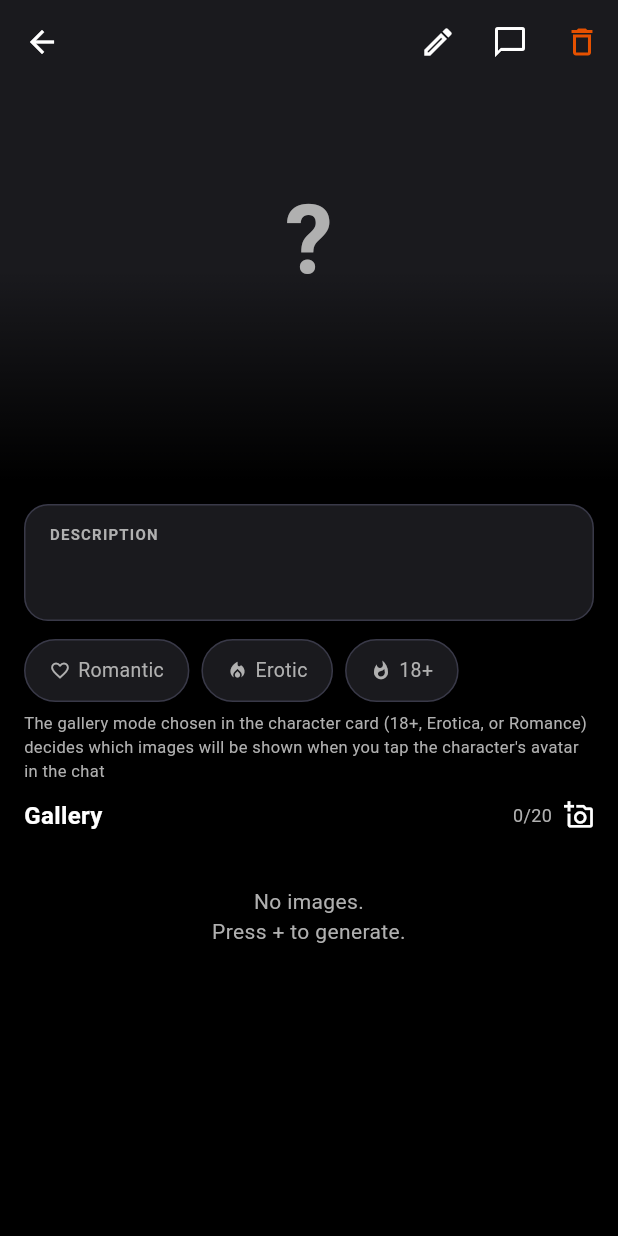
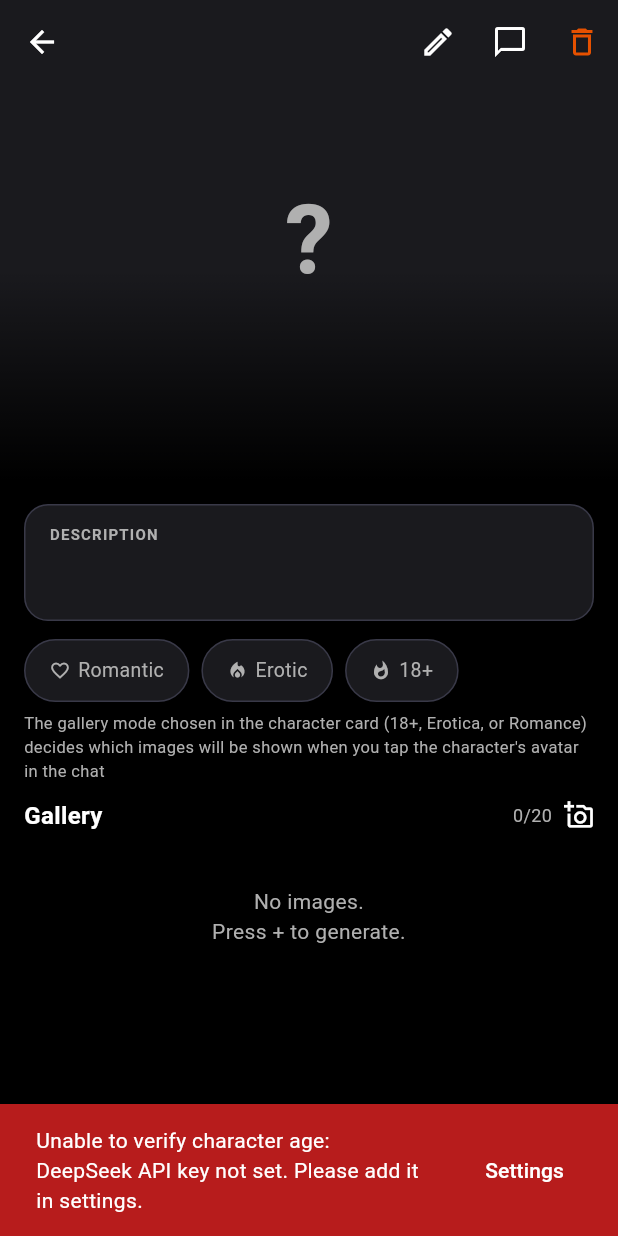
Before and after one commit to sart33/nsfw_flutter_ai_chat, a Flutter app: the PersonaViewScreen screen opened directly with empty values, after a tap on the "add a photo" icon, on a phone screen of 412 x 824 dp. Run offline on Flutter 3.47's test engine with Material 3 defaults, Android fonts, the phone set to English and light mode, and no system bars; our stand-ins replace dio, flutter_native_splash, flutter_riverpod, flutter_secure_storage, fluttertoast, image_cropper and 5 more; accounts and stored records are empty; generated files the repository leaves out were written again.

Commit message:
fix: unified network error handling across DeepSeek and Novita

```diff
--- a/lib/core/services/prompt_cleaner_service.dart
+++ b/lib/core/services/prompt_cleaner_service.dart
@@ -144,6 +144,9 @@ Return only this JSON, nothing else:
         office:     office,
       );
     } catch (e) {
+        if (e is SocketException || e is http.ClientException) {
+          throw const NetworkException();
+        }
       debugPrint('[PromptCleanerService] Error: $e');
       throw const DeepSeekApiException('parse_error');
       // AppSnackBar.showErrorWithLang(
@@ -267,15 +270,11 @@ Important:
       );
 
     } catch (e) {
-
+      if (e is SocketException || e is http.ClientException) {
+        throw const NetworkException();
+      }
       if (e is DeepSeekApiException) rethrow;
-      if (e is SocketException || e is http.ClientException) {
-        debugPrint('[PromptCleanerService] $e');
-
-        throw const DeepSeekApiException('network_error');
-
-      }
-      throw const DeepSeekApiException('invalid_response');
+     throw const DeepSeekApiException('invalid_response');
     }
     }
   }
--- a/lib/domain/exceptions/app_exceptions.dart
+++ b/lib/domain/exceptions/app_exceptions.dart
@@ -14,6 +14,13 @@ class AppException implements Exception {
   String toString() => '$runtimeType: ${technicalMessage ?? '(no details)'}';
 }
 
+class NetworkException implements AppException {
+  const NetworkException();
+
+  @override
+
+  String? get technicalMessage => throw UnimplementedError();
+}
 /// Thrown when loading chat history from the database fails.
 class HistoryException extends AppException {
   const HistoryException([super.technicalMessage]);
@@ -64,8 +71,11 @@ abstract interface class GalleryException implements Exception {
 }
 
 /// Thrown when age verification fails.
-class AgeVerificationException extends AppException implements GalleryException {
-  const AgeVerificationException() : super('age_verification_failed');
+///
+enum AgeCheckFailReason { conflict, missing }
+class AgeVerificationException extends AppException {
+  final AgeCheckFailReason reason;
+  const AgeVerificationException(this.reason) : super('age_verification_failed');
   @override
   String get technicalMessage => 'age_verification_failed';
 }
--- a/lib/l10n/app_en.arb
+++ b/lib/l10n/app_en.arb
@@ -175,15 +175,19 @@
   "multi_1_behavior": "You play two girls: bold Natasha and shy Anna. Alternate their lines — they talk to each other and to the user, occasionally flirting. Natasha leads and teases, Anna blushes and follows. 'Describe everything in detail in English.",
   "noApiKeyMessage": "To start chatting, you need a DeepSeek API key. Takes 1–2 minutes.",
   "noApiKeyAction": "Add key",
+
   "errorDeepSeekKeyInvalid": "DeepSeek key is invalid. Please update it in settings.",
   "errorDeepSeekNotSet": "DeepSeek key not set. Please add it in settings.",
   "errorDeepSeekInsufficientBalance": "Insufficient balance on DeepSeek account. Please top up.",
+  "errorDeepseekServiceUnavailable": "DeepSeek service is temporarily unavailable. Please try again later.",
   "errorNovitaKeyInvalid": "Novita key is invalid. Please update it in settings.",
   "errorNovitaKeyNotSet": "Novita key not set. Please add it in settings.",
   "errorNovitaInsufficientBalance": "Insufficient balance on Novita account. Please top up.",
+
   "errorApiKeyInvalid": "API key is invalid. Please update it in settings.",
   "errorConnectionFailed": "Connection error. Check your internet.",
   "errorImageGeneration": "Image generation failed. Please try again.",
+
   "aboutAppTitle": "About the App",
   "aboutTitle": "🧠 About the App",
   "aboutAppName": "Uncensored AI Roleplay Chat",
@@ -381,8 +385,10 @@
   "personaNotValidatedKeyNotSet": "Unable to verify character age: DeepSeek API key not set. Please add it in settings.",
   "personaNotValidatedKeyInvalid": "Unable to verify character age: invalid DeepSeek API key. Please update it in settings.",
   "personaNotValidatedNoBalance": "Unable to verify character age: insufficient DeepSeek balance. Please top up.",
+  "personaNotValidatedDeepseekUnavailable": "Unable to verify character age: DeepSeek service is temporarily unavailable. Please try again later.",
   "personaNotValidatedGeneric": "Unable to verify character age: validation unavailable.",
   "personaNotValidatedNetworkError": "Unable to verify character age: network error. Please check your internet connection and try again.",
+  "networkError": "Network error.Please check your internet connection and try again.",
 
   "verifyingPersona": "Verifying character...",
   "preparingPrompts": "Preparing prompts...",
@@ -397,5 +403,6 @@
     }
   },
   "profile": "Profile",
-  "ageNotVerified": "Age not verified"
+  "ageNotVerified": "Age not verified",
+  "personaAgeMissing": "Please specify the character's age (e.g. \"28 years old\")."
 }
--- a/lib/l10n/app_es.arb
+++ b/lib/l10n/app_es.arb
@@ -186,6 +186,7 @@
   "errorDeepSeekKeyInvalid": "La clave de DeepSeek no es válida. Por favor, actualízala en configuración.",
   "errorDeepSeekNotSet": "La clave de DeepSeek no está configurada. Por favor, añádela en configuración.",
   "errorDeepSeekInsufficientBalance": "Saldo insuficiente en la cuenta de DeepSeek. Por favor, recarga.",
+  "errorDeepseekServiceUnavailable": "El servicio de DeepSeek no está disponible temporalmente. Intenta más tarde.",
   "errorNovitaKeyInvalid": "La clave de Novita no es válida. Por favor, actualízala en configuración.",
   "errorNovitaKeyNotSet": "La clave de Novita no está configurada. Por favor, añádela en configuración.",
   "errorNovitaInsufficientBalance": "Saldo insuficiente en la cuenta de Novita. Por favor, recarga.",
@@ -397,6 +398,7 @@
   "personaNotValidatedKeyNotSet": "No se pudo verificar la edad del personaje: la clave de API de DeepSeek no está configurada. Agrégala en la configuración.",
   "personaNotValidatedKeyInvalid": "No se pudo verificar la edad del personaje: la clave de API de DeepSeek no es válida. Actualízala en la configuración.",
   "personaNotValidatedNoBalance": "No se pudo verificar la edad del personaje: saldo insuficiente en DeepSeek. Recarga el saldo.",
+  "personaNotValidatedDeepseekUnavailable": "No se pudo verificar la edad del personaje: el servicio de DeepSeek no está disponible temporalmente. Intenta más tarde.",
   "personaNotValidatedGeneric": "No se pudo verificar la edad del personaje: validación no disponible.",
   "personaNotValidatedNetworkError": "No se pudo verificar la edad del personaje: error de conexión a internet. Verifica tu conexión e inténtalo de nuevo.",
 
@@ -413,5 +415,7 @@
     }
   },
   "profile": "Perfil",
-  "ageNotVerified": "Edad no verificada"
+  "ageNotVerified": "Edad no verificada",
+  "personaAgeMissing": "Especifica la edad del personaje (por ejemplo, \"28 años\")."
+
 }
--- a/lib/l10n/app_hi.arb
+++ b/lib/l10n/app_hi.arb
@@ -197,6 +197,7 @@
   "errorDeepSeekKeyInvalid": "DeepSeek key invalid है। कृपया settings में अपडेट करें।",
   "errorDeepSeekNotSet": "DeepSeek key सेट नहीं है। कृपया settings में जोड़ें।",
   "errorDeepSeekInsufficientBalance": "DeepSeek account में balance कम है। कृपया recharge करें।",
+  "errorDeepseekServiceUnavailable": "DeepSeek service temporarily unavailable. बाद में try करें.",
   "errorNovitaKeyInvalid": "Novita key invalid है। कृपया settings में अपडेट करें।",
   "errorNovitaKeyNotSet": "Novita key सेट नहीं है। कृपया settings में जोड़ें।",
   "errorNovitaInsufficientBalance": "Novita account में balance कम है। कृपया recharge करें।",
@@ -422,6 +423,7 @@
   "personaNotValidatedKeyNotSet": "Character age verify नहीं हो सका: DeepSeek API key set नहीं है. Settings में add करें.",
   "personaNotValidatedKeyInvalid": "Character age verify नहीं हो सका: DeepSeek API key invalid है. Settings में update करें.",
   "personaNotValidatedNoBalance": "Character age verify नहीं हो सका: DeepSeek balance insufficient है. Balance top up करें.",
+  "personaNotValidatedDeepseekUnavailable": "Character age verify नहीं हो सका: DeepSeek service temporarily unavailable. बाद में try करें.",
   "personaNotValidatedGeneric": "Character age verify नहीं हो सका: validation available नहीं है.",
   "personaNotValidatedNetworkError": "Character age verify नहीं हो सका: network error. Internet connection check करें और फिर से try करें.",
 
@@ -438,5 +440,8 @@
     }
   },
   "profile": "Profile",
-  "ageNotVerified": "Age verify नहीं"
+  "ageNotVerified": "Age verify नहीं",
+  "personaAgeMissing": "Character age specify करें (e.g. \"28 years old\")."
+
+
 }
--- a/lib/l10n/app_id.arb
+++ b/lib/l10n/app_id.arb
@@ -236,6 +236,7 @@
   "errorDeepSeekKeyInvalid": "Kunci DeepSeek tidak valid. Perbarui di pengaturan.",
   "errorDeepSeekNotSet": "Kunci DeepSeek belum diset. Tambahkan di pengaturan.",
   "errorDeepSeekInsufficientBalance": "Saldo DeepSeek tidak cukup. Silakan isi ulang.",
+  "errorDeepseekServiceUnavailable": "Layanan DeepSeek sedang tidak tersedia untuk sementara. Coba lagi nanti.",
   "errorNovitaKeyInvalid": "Kunci Novita tidak valid. Perbarui di pengaturan.",
   "errorNovitaKeyNotSet": "Kunci Novita belum diset. Tambahkan di pengaturan.",
   "errorNovitaInsufficientBalance": "Saldo Novita tidak cukup. Silakan isi ulang.",
@@ -490,6 +491,7 @@
   "personaNotValidatedKeyNotSet": "Tidak dapat memverifikasi usia karakter: kunci API DeepSeek belum diatur. Tambahkan di pengaturan.",
   "personaNotValidatedKeyInvalid": "Tidak dapat memverifikasi usia karakter: kunci API DeepSeek tidak valid. Perbarui di pengaturan.",
   "personaNotValidatedNoBalance": "Tidak dapat memverifikasi usia karakter: saldo DeepSeek tidak mencukupi. Isi ulang saldo.",
+  "personaNotValidatedDeepseekUnavailable": "Tidak dapat memverifikasi usia karakter: layanan DeepSeek sedang tidak tersedia untuk sementara. Coba lagi nanti.",
   "personaNotValidatedGeneric": "Tidak dapat memverifikasi usia karakter: validasi tidak tersedia.",
   "personaNotValidatedNetworkError": "Tidak dapat memverifikasi usia karakter: terjadi masalah pada koneksi internet. Periksa koneksi Anda dan coba lagi.",
 
@@ -506,5 +508,6 @@
     }
   },
   "profile": "Profil",
-  "ageNotVerified": "Usia belum diverifikasi"
+  "ageNotVerified": "Usia belum diverifikasi",
+  "personaAgeMissing": "Tentukan usia karakter (misalnya, \"28 tahun\")."
 }
--- a/lib/l10n/app_pt.arb
+++ b/lib/l10n/app_pt.arb
@@ -183,6 +183,8 @@
   "errorDeepSeekKeyInvalid": "A chave do DeepSeek é inválida. Atualize nas configurações.",
   "errorDeepSeekNotSet": "Chave do DeepSeek não definida. Adicione nas configurações.",
   "errorDeepSeekInsufficientBalance": "Saldo insuficiente na conta DeepSeek. Por favor, recarregue.",
+  "errorDeepseekServiceUnavailable": "O serviço do DeepSeek está temporariamente indisponível. Tente novamente mais tarde.",
+
   "errorNovitaKeyInvalid": "A chave do Novita é inválida. Atualize nas configurações.",
   "errorNovitaKeyNotSet": "Chave do Novita não definida. Adicione nas configurações.",
   "errorNovitaInsufficientBalance": "Saldo insuficiente na conta Novita. Por favor, recarregue.",
@@ -394,6 +396,7 @@
   "personaNotValidatedKeyNotSet": "Não foi possível verificar a idade do personagem: a chave da API do DeepSeek não está configurada. Adicione-a nas configurações.",
   "personaNotValidatedKeyInvalid": "Não foi possível verificar a idade do personagem: a chave da API do DeepSeek é inválida. Atualize-a nas configurações.",
   "personaNotValidatedNoBalance": "Não foi possível verificar a idade do personagem: saldo insuficiente no DeepSeek. Recarregue o saldo.",
+  "personaNotValidatedDeepseekUnavailable": "Não foi possível verificar a idade do personagem: o serviço do DeepSeek está temporariamente indisponível. Tente novamente mais tarde.",
   "personaNotValidatedGeneric": "Não foi possível verificar a idade do personagem: validação indisponível.",
   "personaNotValidatedNetworkError": "Não foi possível verificar a idade do personagem: erro de conexão com a internet. Verifique sua conexão e tente novamente.",
 
@@ -410,5 +413,6 @@
     }
   },
   "profile": "Perfil",
-  "ageNotVerified": "Idade não verificada"
+  "ageNotVerified": "Idade não verificada",
+  "personaAgeMissing": "Especifique a idade do personagem (por exemplo, \"28 anos\")."
 }
--- a/lib/l10n/app_ru.arb
+++ b/lib/l10n/app_ru.arb
@@ -189,6 +189,8 @@
   "errorDeepSeekKeyInvalid": "Ключ DeepSeek недействителен. Обновите его в настройках.",
   "errorDeepSeekNotSet": "Ключ DeepSeek не установлен. Добавьте его в настройках.",
   "errorDeepSeekInsufficientBalance": "Недостаточно средств на счёте DeepSeek. Пополните баланс.",
+  "errorDeepseekServiceUnavailable": "Сервис DeepSeek временно недоступен. Попробуйте позже.",
+
   "errorNovitaKeyInvalid": "Ключ Novita недействителен. Обновите его в настройках.",
   "errorNovitaKeyNotSet": "Ключ Novita не установлен. Добавьте его в настройках.",
   "errorNovitaInsufficientBalance": "Недостаточно средств на счёте Novita. Пополните баланс.",
@@ -409,8 +411,10 @@
   "personaNotValidatedKeyNotSet": "Не удалось подтвердить возраст персонажа: ключ DeepSeek не установлен. Добавьте его в настройках.",
   "personaNotValidatedKeyInvalid": "Не удалось подтвердить возраст персонажа: ключ DeepSeek недействителен. Обновите его в настройках.",
   "personaNotValidatedNoBalance": "Не удалось подтвердить возраст персонажа: недостаточно средств на счёте DeepSeek. Пополните баланс.",
+  "personaNotValidatedDeepseekUnavailable": "Не удалось подтвердить возраст персонажа: сервис DeepSeek временно недоступен. Попробуйте позже.",
   "personaNotValidatedGeneric": "Не удалось подтвердить возраст персонажа: проверка недоступна.",
   "personaNotValidatedNetworkError": "Не удалось подтвердить возраст персонажа: проблема с интернет-соединением. Проверьте подключение и попробуйте снова.",
+  "networkError": "Сетевая ошибка. Пожалуйста, проверьте подключение к интернету и попробуйте снова.",
 
   "verifyingPersona": "Проверка персонажа...",
   "preparingPrompts": "Подготовка промптов...",
@@ -425,5 +429,6 @@
     }
   },
   "profile": "Профиль",
-  "ageNotVerified": "Возраст не подтверждён"
+  "ageNotVerified": "Возраст не подтверждён",
+  "personaAgeMissing": "Укажите возраст персонажа (например, \"28 лет\")."
 }
--- a/lib/l10n/app_uk.arb
+++ b/lib/l10n/app_uk.arb
@@ -188,6 +188,7 @@
   "errorDeepSeekKeyInvalid": "Ключ DeepSeek недійсний. Оновіть його в налаштуваннях.",
   "errorDeepSeekNotSet": "Ключ DeepSeek не встановлено. Додайте його в налаштуваннях.",
   "errorDeepSeekInsufficientBalance": "Недостатньо коштів на рахунку DeepSeek. Поповніть баланс.",
+  "errorDeepseekServiceUnavailable": "Сервіс DeepSeek тимчасово недоступний. Спробуйте пізніше.",
   "errorNovitaKeyInvalid": "Ключ Novita недійсний. Оновіть його в налаштуваннях.",
   "errorNovitaKeyNotSet": "Ключ Novita не встановлено. Додайте його в налаштуваннях.",
   "errorNovitaInsufficientBalance": "Недостатньо коштів на рахунку Novita. Поповніть баланс.",
@@ -399,6 +400,7 @@
   "personaNotValidatedKeyNotSet": "Не вдалося підтвердити вік персонажа: ключ DeepSeek не встановлено. Додайте його в налаштуваннях.",
   "personaNotValidatedKeyInvalid": "Не вдалося підтвердити вік персонажа: ключ DeepSeek недійсний. Оновіть його в налаштуваннях.",
   "personaNotValidatedNoBalance": "Не вдалося підтвердити вік персонажа: недостатньо коштів на рахунку DeepSeek. Поповніть баланс.",
+  "personaNotValidatedDeepseekUnavailable": "Не вдалося підтвердити вік персонажа: сервіс DeepSeek тимчасово недоступний. Спробуйте пізніше.",
   "personaNotValidatedGeneric": "Не вдалося підтвердити вік персонажа: перевірка недоступна.",
   "personaNotValidatedNetworkError": "Не вдалося підтвердити вік персонажа: проблема з інтернет-з’єднанням. Перевірте підключення та спробуйте знову.",
 
@@ -415,5 +417,6 @@
     }
   },
   "profile": "Профіль",
-  "ageNotVerified": "Вік не підтверджено"
+  "ageNotVerified": "Вік не підтверджено",
+  "personaAgeMissing": "Вкажіть вік персонажа (наприклад, \"28 років\")."
 }
--- a/lib/presentation/providers/gallery_provider.dart
+++ b/lib/presentation/providers/gallery_provider.dart
@@ -135,6 +135,8 @@ class GalleryNotifier extends StateNotifier<GalleryState> {
         pendingImagePath: data.tempPath,
         pendingTemplateId: data.templateId,
       );
+    } on NetworkException catch (e) {
+      state = state.copyWith(isGenerating: false, error: e);
     } on GalleryFullException {
       state = state.copyWith(
         isGenerating: false,
@@ -188,7 +190,14 @@ class GalleryNotifier extends StateNotifier<GalleryState> {
           (check.severity == 'high' || check.severity == 'medium')) {
         state = state.copyWith(
           isGenerating: false,
-          error: const AgeVerificationException(),
+          error: const AgeVerificationException(AgeCheckFailReason.conflict),
+        );
+        return;
+      }
+      if (!check.hasAge) {
+        state = state.copyWith(
+          isGenerating: false,
+          error: const AgeVerificationException(AgeCheckFailReason.missing),
         );
         return;
       }
@@ -205,18 +214,21 @@ class GalleryNotifier extends StateNotifier<GalleryState> {
       state = state.copyWith(generatingPhase: GeneratingPhase.generating);
 
       await generatePreview(persona.description);
+
+    } on NetworkException catch (e) {
+      state = state.copyWith(isGenerating: false, generatingPhase: null, error: e);
     } on DeepSeekApiException catch (e) {
       // network_error, key_invalid, 402 и т.д. — всё сюда
       state = state.copyWith(
         isGenerating: false,
         generatingPhase: null,
-        error: DeepSeekApiException(e.toString()),
+        error: e,
       );
     } catch (e) {
       state = state.copyWith(
         isGenerating: false,
         generatingPhase: null,
-        error: DeepSeekApiException(e.toString()),
+        error: e,
       );
     }
   }
@@ -286,6 +298,8 @@ class GalleryNotifier extends StateNotifier<GalleryState> {
         isGenerating: false,
         error: const GalleryFullException(),
       );
+    } on NetworkException catch (e) {
+      state = state.copyWith(isGenerating: false, error: e);
     } on NovitaApiException catch (e) {
       state = state.copyWith(isGenerating: false, error: e);
     } on DeepSeekApiException catch (e) {
--- a/lib/presentation/screens/persona_view_screen.dart
+++ b/lib/presentation/screens/persona_view_screen.dart
@@ -77,14 +77,14 @@ class _PersonaViewScreenState extends ConsumerState<PersonaViewScreen> {
           if (next.error == null || next.error == prev?.error) return;
 
           final l10n = context.l10n;
-          debugPrint('Gallery error: ${next.error}');
+          debugPrint('Gallery error 1: ${next.error}');
           switch (next.error) {
-            case AgeVerificationException():
-              AppSnackBar.showAgeConflictSingle(l10n, widget.persona.id);
-
             case DeepSeekApiException():
               AppSnackBar.showPersonaValidationError(next.error as DeepSeekApiException, l10n);
-
+            case NetworkException():
+              AppSnackBar.show(l10n.networkError, isError: true);
+            case AgeVerificationException(:final reason):
+              AppSnackBar.showAgeConflictSingle(l10n, widget.persona.id, reason);
             case GalleryFullException():
               AppSnackBar.show(l10n.galleryFull);
 
```
Also changed, not shown: lib/core/services/scene_extractor_service.dart (+11 -1 lines), lib/core/utils/app_snack_bar.dart (+50 -15 lines), lib/data/repositories/chat_repository.dart (+13 -3 lines), lib/data/repositories/gallery_repository.dart (+10 -0 lines), lib/presentation/providers/chat_provider.dart (+28 -1 lines), lib/presentation/screens/chat_screen.dart (+5 -35 lines), lib/presentation/screens/create_edit_persona_screen.dart (+20 -19 lines), lib/presentation/screens/gallery_fullscreen_screen.dart (+4 -3 lines).
